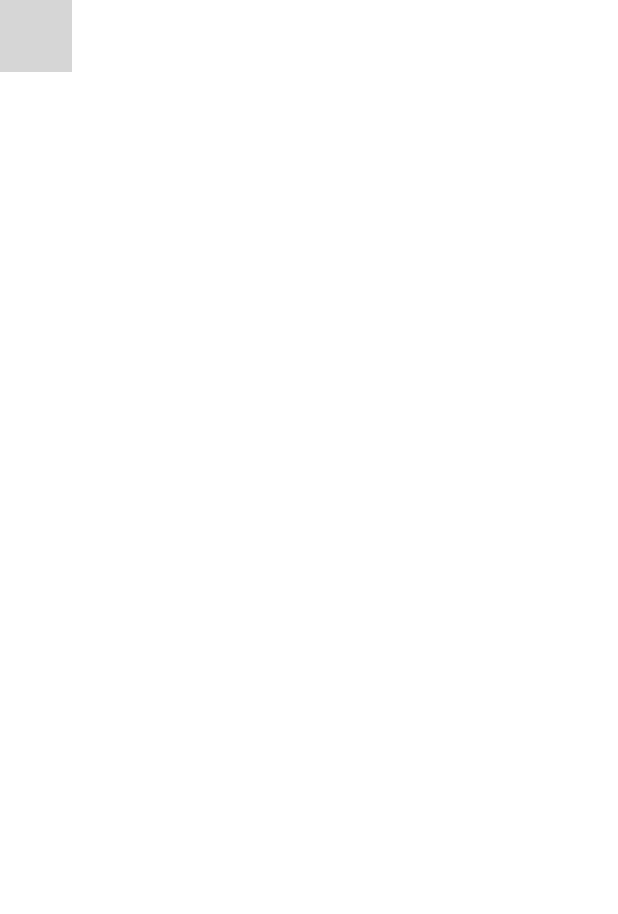
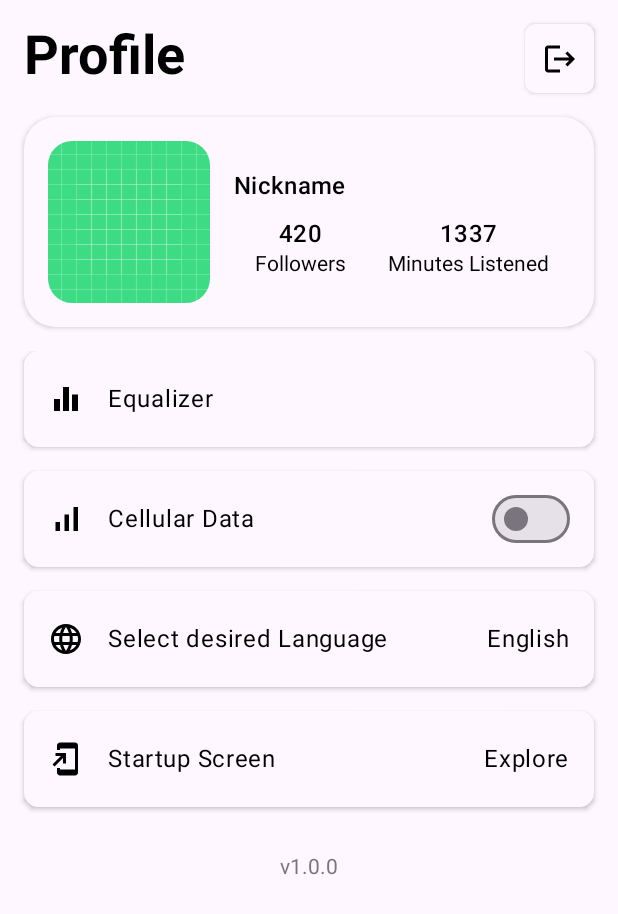
Before and after one commit to Fabudi/MusicApp, an Android app built with Jetpack Compose: the @Preview function ProfileScreenPreview, on a phone screen of 412 x 824 dp. Shown: the top 914 px of the screen. Run offline under Robolectric (Android 15) with nearby library versions, the phone set to English and light mode, and no system bars; grey boxes are pictures that could not be loaded.

Commit message:
Basic UI of Profile

```diff
--- a/app/src/main/java/inc/fabudi/musicapp/ui/screens/SettingsScreen.kt
+++ b/app/src/main/java/inc/fabudi/musicapp/ui/screens/SettingsScreen.kt
@@ -1,17 +1,36 @@
 package inc.fabudi.musicapp.ui.screens
 
+import android.widget.Toast
 import androidx.compose.foundation.background
-import androidx.compose.foundation.layout.Box
+import androidx.compose.foundation.layout.Arrangement
+import androidx.compose.foundation.layout.Column
+import androidx.compose.foundation.layout.Row
+import androidx.compose.foundation.layout.Spacer
+import androidx.compose.foundation.layout.fillMaxHeight
 import androidx.compose.foundation.layout.fillMaxSize
+import androidx.compose.foundation.layout.fillMaxWidth
 import androidx.compose.foundation.layout.padding
+import androidx.compose.foundation.layout.wrapContentHeight
+import androidx.compose.foundation.lazy.LazyColumn
+import androidx.compose.material.Text
 import androidx.compose.material3.MaterialTheme
-import androidx.compose.material.Text
+import androidx.compose.material3.Switch
 import androidx.compose.runtime.Composable
+import androidx.compose.runtime.getValue
+import androidx.compose.runtime.mutableStateOf
+import androidx.compose.runtime.remember
+import androidx.compose.runtime.setValue
 import androidx.compose.ui.Modifier
-import androidx.compose.ui.text.TextStyle
+import androidx.compose.ui.res.painterResource
+import androidx.compose.ui.text.style.TextAlign
+import androidx.compose.ui.tooling.preview.Preview
 import androidx.compose.ui.unit.dp
-import androidx.compose.ui.unit.sp
 import androidx.navigation.NavHostController
+import androidx.navigation.compose.rememberNavController
+import inc.fabudi.musicapp.R
+import inc.fabudi.musicapp.ui.components.ButtonWithIcon
+import inc.fabudi.musicapp.ui.components.ButtonWithPayload
+import inc.fabudi.musicapp.ui.components.UserCard
 import inc.fabudi.musicapp.ui.theme.Typography
 
 @Composable
@@ -20,12 +39,119 @@ fun ProfileScreen(navController: NavHostController) {
         modifier = Modifier
             .fillMaxSize()
             .background(color = MaterialTheme.colorScheme.background)
+            .padding(top = 16.dp)
     ) {
-        Text(
-            text = "Settings",
-            style = Typography.titleLarge,
-            modifier = Modifier.padding(start = 16.dp)
-        )
+        Row(
+            modifier = Modifier
+                .padding(start = 16.dp, end = 16.dp)
+                .fillMaxWidth()
+                .wrapContentHeight(),
+            horizontalArrangement = Arrangement.SpaceBetween
+        ) {
+            Text(
+                text = "Profile",
+                style = Typography.titleLarge
+            )
+            ButtonWithIcon(icon = painterResource(id = R.drawable.baseline_logout_24)) {
+                Toast
+                    .makeText(navController.context, "Log out", Toast.LENGTH_SHORT)
+                    .show()
+            }
+        }
+        UserCard(modifier = Modifier.padding(16.dp))
+        LazyColumn(
+            modifier = Modifier
+                .fillMaxSize()
+                .weight(1f),
+            verticalArrangement = Arrangement.spacedBy(16.dp)
+        ) {
+            item {
+                ButtonWithPayload(
+                    onClick = {
+                        Toast
+                            .makeText(navController.context, "Open equalizer", Toast.LENGTH_SHORT)
+                            .show()
+                    },
+                    icon = painterResource(id = R.drawable.baseline_equalizer_24),
+                    text = "Equalizer"
+                )
+            }
+            item {
+                ButtonWithPayload(
+                    icon = painterResource(id = R.drawable.baseline_signal_cellular_alt_24),
+                    text = "Cellular Data"
+                ) {
+                    var cellularDataUsage by remember { mutableStateOf(false) }
+                    Switch(
+                        checked = cellularDataUsage, onCheckedChange = {
+                            Toast.makeText(
+                                navController.context,
+                                "Cellular Data Usage: $it",
+                                Toast.LENGTH_SHORT
+                            ).show()
+                            cellularDataUsage = it
+                        },
+                        modifier = Modifier
+                    )
+                }
+            }
+            item {
+                ButtonWithPayload(
+                    onClick = {
+                        Toast
+                            .makeText(
+                                navController.context,
+                                "Select desired Language",
+                                Toast.LENGTH_SHORT
+                            )
+                            .show()
+                    },
+                    icon = painterResource(id = R.drawable.baseline_language_24),
+                    text = "Select desired Language"
+                ) {
+                    Text(
+                        text = "English",
+                        style = MaterialTheme.typography.bodyLarge,
+                        modifier = Modifier
+                    )
+                }
+            }
+            item {
+                ButtonWithPayload(
+                    onClick = {
+                        Toast
+                            .makeText(navController.context, "Startup Screen", Toast.LENGTH_SHORT)
+                            .show()
+                    },
+                    icon = painterResource(id = R.drawable.baseline_add_to_home_screen_24),
+                    text = "Startup Screen"
+                ) {
+                    Text(
+                        text = "Explore",
+                        style = MaterialTheme.typography.bodyLarge,
+                        modifier = Modifier
+                    )
+                }
+            }
+            item {
+                Spacer(
+                    modifier = Modifier
+                        .fillMaxHeight()
+                        .weight(1f)
+                )
+            }
+            item {
+                Text(
+                    text = "v1.0.0",
+                    modifier = Modifier
+                        .fillMaxWidth()
+                        .padding(bottom = 16.dp),
+                    textAlign = TextAlign.Center,
+                    color = MaterialTheme.colorScheme.outline
+                )
+            }
+        }
+
     }
 }
 
```
